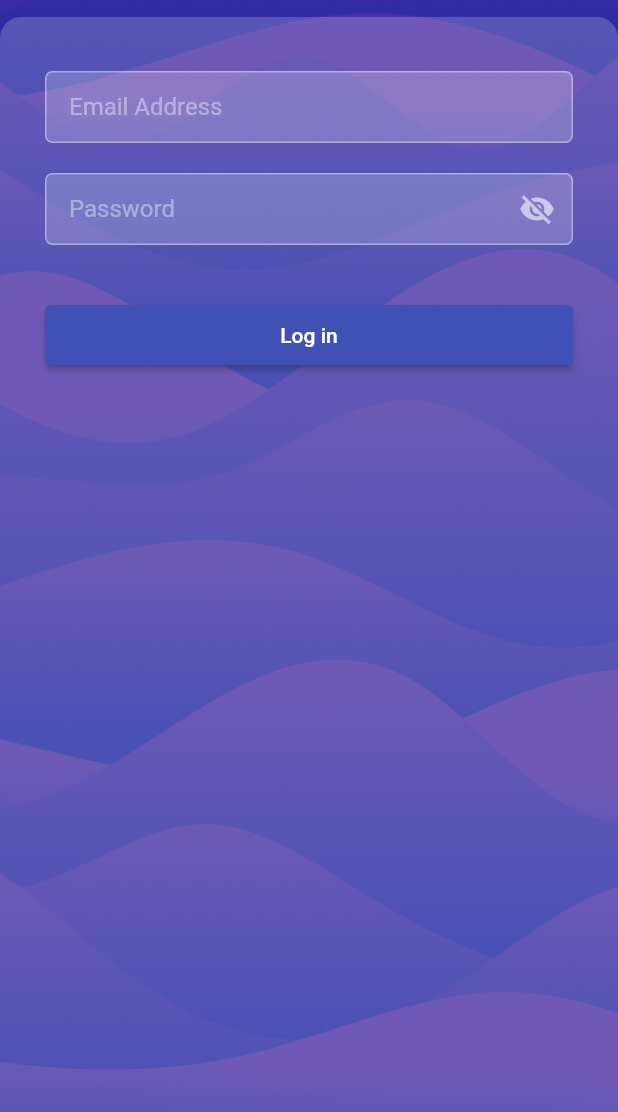
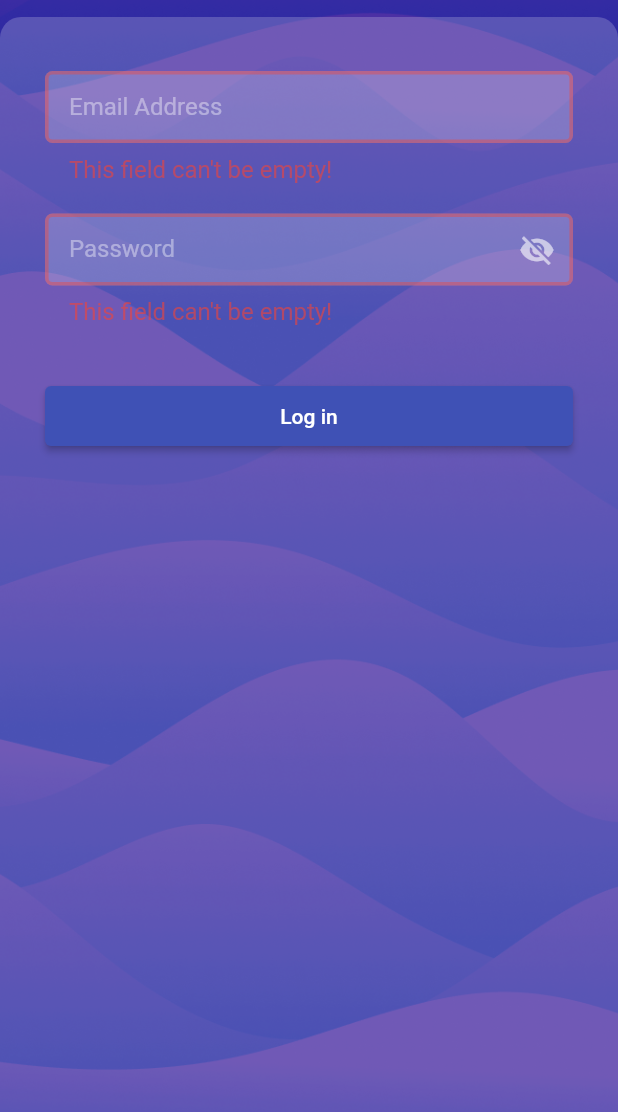
Before and after one commit to loydkim/pathverse_assignment, a Flutter app: the screen it shows after launch, after a tap on "Log in", on a phone screen of 412 x 824 dp, the part 124-1236 px from its top. Run offline on Flutter 3.47's test engine with Material 2 defaults, Android fonts, the phone set to English and light mode, and no system bars.

Commit message:
add mail vaildate

```diff
--- a/pathverse_loyd/lib/pages/login/login.dart
+++ b/pathverse_loyd/lib/pages/login/login.dart
@@ -9,6 +9,27 @@ class Login extends StatefulWidget {
 
 class _LoginState extends State<Login> {
   bool _passwordVisible = false;
+  final _formKey = GlobalKey<FormState>();
+
+  String? validateEmail(String? value) {
+    const pattern = r"(?:[a-z0-9!#$%&'*+/=?^_`{|}~-]+(?:\.[a-z0-9!#$%&'"
+        r'*+/=?^_`{|}~-]+)*|"(?:[\x01-\x08\x0b\x0c\x0e-\x1f\x21\x23-\x5b\x5d-'
+        r'\x7f]|\\[\x01-\x09\x0b\x0c\x0e-\x7f])*")@(?:(?:[a-z0-9](?:[a-z0-9-]*'
+        r'[a-z0-9])?\.)+[a-z0-9](?:[a-z0-9-]*[a-z0-9])?|\[(?:(?:(2(5[0-5]|[0-4]'
+        r'[0-9])|1[0-9][0-9]|[1-9]?[0-9]))\.){3}(?:(2(5[0-5]|[0-4][0-9])|1[0-9]'
+        r'[0-9]|[1-9]?[0-9])|[a-z0-9-]*[a-z0-9]:(?:[\x01-\x08\x0b\x0c\x0e-\x1f\'
+        r'x21-\x5a\x53-\x7f]|\\[\x01-\x09\x0b\x0c\x0e-\x7f])+)\])';
+    final regex = RegExp(pattern);
+
+    if (value == null || value.isEmpty) {
+      return "This field can't be empty!";
+    } else if (value.isNotEmpty && !regex.hasMatch(value)) {
+      return 'Enter a valid email address';
+    } else {
+      return null;
+    }
+  }
+
   @override
   Widget build(BuildContext context) {
     return Scaffold(
@@ -38,7 +59,7 @@ class _LoginState extends State<Login> {
                     padding: const EdgeInsets.symmetric(horizontal: 16.0),
                     child: Row(
                       children: [
-                        Text("Let's sign you in.",
+                        const Text("Let's sign you in.",
                             style:
                                 TextStyle(color: Colors.white, fontSize: 30)),
                         const SizedBox(
@@ -59,12 +80,14 @@ class _LoginState extends State<Login> {
                       width: double.infinity,
                       decoration: BoxDecoration(
                           color: Colors.white.withOpacity(0.2),
-                          borderRadius: BorderRadius.only(
+                          borderRadius: const BorderRadius.only(
                               topLeft: Radius.circular(14),
                               topRight: Radius.circular(14))),
                       child: Padding(
                         padding: const EdgeInsets.symmetric(
                             horizontal: 30, vertical: 36),
+                        child: Form(
+                          key: _formKey,
                           child: Column(
                             crossAxisAlignment: CrossAxisAlignment.start,
                             children: [
@@ -84,34 +107,70 @@ class _LoginState extends State<Login> {
                                         // width: 1.0,
                                       ),
                                     ),
+                                    errorBorder: OutlineInputBorder(
+                                      borderRadius: BorderRadius.circular(5.0),
+                                      borderSide: BorderSide(
+                                        color: Colors.red.withOpacity(0.4),
+                                        width: 2.4,
+                                      ),
+                                    ),
+                                    focusedErrorBorder: OutlineInputBorder(
+                                      borderRadius: BorderRadius.circular(5.0),
+                                      borderSide: BorderSide(
+                                        color: Colors.red.withOpacity(0.4),
+                                        width: 2.4,
+                                      ),
+                                    ),
                                     labelText: "Email Address",
                                     fillColor: Colors.white.withOpacity(0.2),
                                     filled: true,
-                                contentPadding:
-                                    const EdgeInsets.fromLTRB(16, 9.5, 16, 9.5),
+                                    contentPadding: const EdgeInsets.fromLTRB(
+                                        16, 9.5, 16, 9.5),
                                     labelStyle: TextStyle(
                                         color: Colors.white.withOpacity(0.4)),
+                                    errorStyle: TextStyle(
+                                      fontSize: 16,
+                                      color: Colors.red.withOpacity(0.6),
+                                    ),
                                   ),
                                   style: TextStyle(
                                       color: Colors.white.withOpacity(0.8)),
-                            ),
-                            SizedBox(
+                                  validator: validateEmail),
+                              const SizedBox(
                                 height: 20,
                               ),
                               TextFormField(
                                   decoration: InputDecoration(
                                       focusedBorder: OutlineInputBorder(
-                                    borderRadius: BorderRadius.circular(5.0),
+                                        borderRadius:
+                                            BorderRadius.circular(5.0),
                                         borderSide: BorderSide(
                                           color: Colors.white.withOpacity(0.4),
                                           width: 2.0,
                                         ),
                                       ),
                                       enabledBorder: OutlineInputBorder(
-                                    borderRadius: BorderRadius.circular(5.0),
+                                        borderRadius:
+                                            BorderRadius.circular(5.0),
                                         borderSide: BorderSide(
                                           color: Colors.white.withOpacity(0.4),
                                           // width: 1.0,
+                                        ),
+                                      ),
+                                      errorBorder: OutlineInputBorder(
+                                        borderRadius:
+                                            BorderRadius.circular(5.0),
+                                        borderSide: BorderSide(
+                                          color: Colors.red.withOpacity(0.4),
+                                          width: 2.4,
+                                        ),
+                                      ),
+                                      focusedErrorBorder: OutlineInputBorder(
+                                        borderRadius:
+                                            BorderRadius.circular(5.0),
+                                        borderSide: BorderSide(
+                                          color: Colors.red.withOpacity(0.4),
+                                          width: 2.4,
                                         ),
                                       ),
                                       labelText: "Password",
@@ -122,6 +181,10 @@ class _LoginState extends State<Login> {
                                       labelStyle: TextStyle(
                                         color: Colors.white.withOpacity(0.4),
                                       ),
+                                      errorStyle: TextStyle(
+                                        fontSize: 16,
+                                        color: Colors.red.withOpacity(0.6),
+                                      ),
                                       suffixIcon: IconButton(
                                         icon: Icon(
                                           _passwordVisible
@@ -131,24 +194,45 @@ class _LoginState extends State<Login> {
                                         ),
                                         onPressed: () {
                                           setState(() {
-                                        _passwordVisible = !_passwordVisible;
+                                            _passwordVisible =
+                                                !_passwordVisible;
                                           });
                                         },
                                       )),
                                   style: TextStyle(
                                       color: Colors.white.withOpacity(0.8)),
                                   obscureText: !_passwordVisible,
+                                  validator: (String? value) {
+                                    if (value == null || value.isEmpty) {
+                                      return "This field can't be empty!";
+                                    }
+                                    return null;
+                                  }),
+                              const SizedBox(
+                                height: 40,
                               ),
                               SizedBox(
-                              height: 40,
-                            ),
-                            Container(
                                 width: double.infinity,
                                 height: 40,
                                 child: ElevatedButton(
-                                  onPressed: () => {}, child: Text("Log in")),
+                                    onPressed: () => {
+                                          // Validate returns true if the form is valid, or false otherwise.
+                                          if (_formKey.currentState!.validate())
+                                            {
+                                              // If the form is valid, display a snackbar. In the real world,
+                                              // you'd often call a server or save the information in a database.
+                                              ScaffoldMessenger.of(context)
+                                                  .showSnackBar(
+                                                const SnackBar(
+                                                    content: Text(
+                                                        'Processing Data')),
+                                              )
+                                            }
+                                        },
+                                    child: Text("Log in")),
                               )
                             ],
+                          ),
                         ),
                       ),
                     ),
```
Lines whose indentation alone changed are shown as unchanged.
